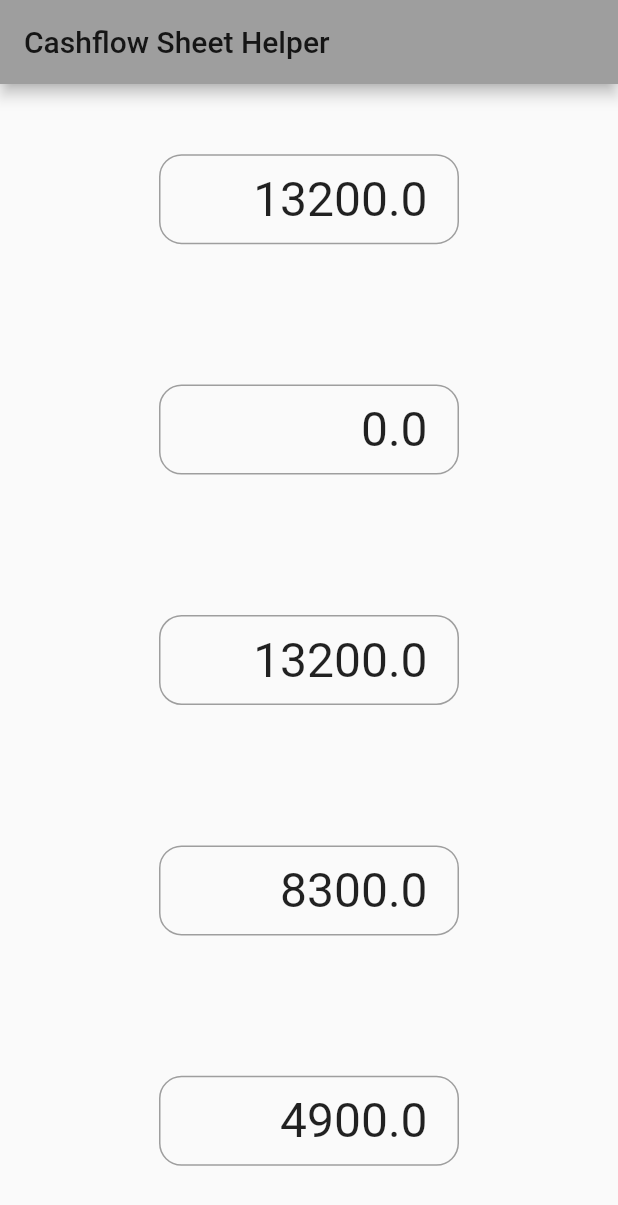
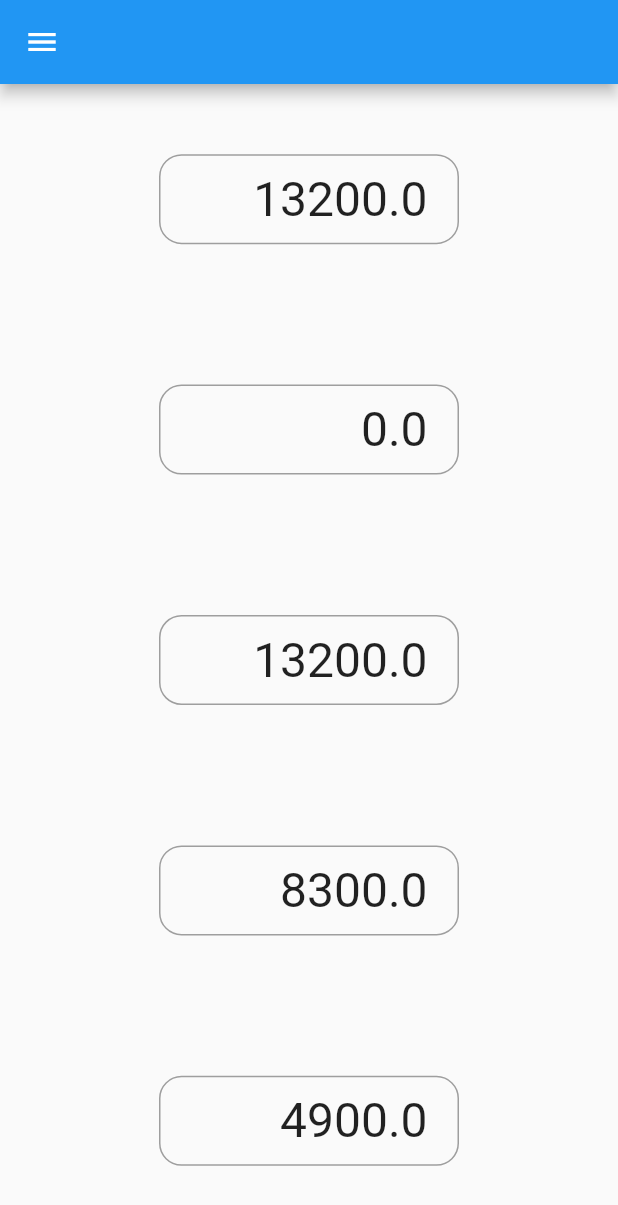
Before and after one commit to AntsInMyEy3sJohnson/cashflow-sheet-helper, a Flutter app: the screen it shows after launch, on a phone screen of 412 x 824 dp. Shown: the top 1205 px of the screen. Run offline on Flutter 3.47's test engine with Material 2 defaults, Android fonts, the phone set to English and light mode, and no system bars.

Commit message:
First version of income page

```diff
--- /dev/null
+++ b/lib/data/holding.dart
@@ -0,0 +1,17 @@
+import 'package:flutter/cupertino.dart';
+
+class Holding {
+  final String name;
+  final double downPayment;
+  final double buyingCost;
+  final double mortgage;
+  final double cashflow;
+
+  const Holding({
+    @required this.name,
+    @required this.downPayment,
+    @required this.buyingCost,
+    @required this.mortgage,
+    @required this.cashflow,
+  });
+}
--- /dev/null
+++ b/lib/data/player.dart
@@ -0,0 +1,78 @@
+import 'package:cashflow_sheet_helper/data/holding.dart';
+import 'package:flutter/cupertino.dart';
+
+class Player {
+  final String title;
+  final String dream;
+
+  final double activeIncome;
+  final double taxes;
+  final double mortgageOrRent;
+  final double studentLoan;
+  final double carLoan;
+  final double creditCardLoan;
+  final double otherExpenses;
+  final double assets;
+
+  double bankLoan;
+  int numChildren;
+  double expensesPerChild;
+  double passiveIncome;
+  double totalIncome;
+  double totalExpenses;
+  double cashflow;
+  List<Holding> holdings;
+
+  Player.withProperties({
+    @required this.title,
+    @required this.dream,
+    @required this.activeIncome,
+    @required this.taxes,
+    @required this.mortgageOrRent,
+    @required this.studentLoan,
+    @required this.carLoan,
+    @required this.creditCardLoan,
+    @required this.otherExpenses,
+    @required this.assets,
+  }) {
+    this.bankLoan = 0;
+    this.numChildren = 0;
+    this.expensesPerChild = 0;
+    this.passiveIncome = 0;
+    this.totalIncome = activeIncome + passiveIncome;
+    this.totalExpenses = taxes +
+        mortgageOrRent +
+        studentLoan +
+        carLoan +
+        creditCardLoan +
+        otherExpenses;
+    this.cashflow = totalIncome - totalExpenses;
+    // Create some dummy holdings to work with
+    this.holdings = _generateDummyHoldings();
+  }
+
+  List<Holding> _generateDummyHoldings() {
+
+    return <Holding>[
+      Holding(name: "EFH", downPayment: 16000, buyingCost: 275000, mortgage: 259000, cashflow: 1000),
+      Holding(name: "EFH", downPayment: 16000, buyingCost: 275000, mortgage: 259000, cashflow: 1000),
+      Holding(name: "EFH", downPayment: 16000, buyingCost: 275000, mortgage: 259000, cashflow: 1000),
+      Holding(name: "EFH", downPayment: 16000, buyingCost: 275000, mortgage: 259000, cashflow: 1000),
+      Holding(name: "EFH", downPayment: 16000, buyingCost: 275000, mortgage: 259000, cashflow: 1000),
+      Holding(name: "EFH", downPayment: 16000, buyingCost: 275000, mortgage: 259000, cashflow: 1000),
+      Holding(name: "EFH", downPayment: 16000, buyingCost: 275000, mortgage: 259000, cashflow: 1000),
+      Holding(name: "EFH", downPayment: 16000, buyingCost: 275000, mortgage: 259000, cashflow: 1000),
+      Holding(name: "EFH", downPayment: 16000, buyingCost: 275000, mortgage: 259000, cashflow: 1000),
+      Holding(name: "EFH", downPayment: 16000, buyingCost: 275000, mortgage: 259000, cashflow: 1000),
+      Holding(name: "EFH", downPayment: 16000, buyingCost: 275000, mortgage: 259000, cashflow: 1000),
+      Holding(name: "EFH", downPayment: 16000, buyingCost: 275000, mortgage: 259000, cashflow: 1000),
+      Holding(name: "EFH", downPayment: 16000, buyingCost: 275000, mortgage: 259000, cashflow: 1000),
+      Holding(name: "EFH", downPayment: 16000, buyingCost: 275000, mortgage: 259000, cashflow: 1000),
+      Holding(name: "EFH", downPayment: 16000, buyingCost: 275000, mortgage: 259000, cashflow: 1000),
+      Holding(name: "EFH", downPayment: 16000, buyingCost: 275000, mortgage: 259000, cashflow: 1000),
+      Holding(name: "EFH", downPayment: 16000, buyingCost: 275000, mortgage: 259000, cashflow: 1000),
+      Holding(name: "EFH", downPayment: 16000, buyingCost: 275000, mortgage: 259000, cashflow: 1000),
+    ];
+
+  }
+}
--- a/lib/data/profession.dart
+++ /dev/null
@@ -1,47 +0,0 @@
-import 'package:flutter/cupertino.dart';
-
-class Profession {
-  final String title;
-
-  final double activeIncome;
-  final double taxes;
-  final double mortgageOrRent;
-  final double studentLoan;
-  final double carLoan;
-  final double creditCardLoan;
-  final double otherExpenses;
-  final double assets;
-
-  double bankLoan;
-  int numChildren;
-  double expensesPerChild;
-  double passiveIncome;
-  double totalIncome;
-  double totalExpenses;
-  double cashflow;
-
-  Profession.withProperties({
-    @required this.title,
-    @required this.activeIncome,
-    @required this.taxes,
-    @required this.mortgageOrRent,
-    @required this.studentLoan,
-    @required this.carLoan,
-    @required this.creditCardLoan,
-    @required this.otherExpenses,
-    @required this.assets,
-  }) {
-    this.bankLoan = 0;
-    this.numChildren = 0;
-    this.expensesPerChild = 0;
-    this.passiveIncome = 0;
-    this.totalIncome = activeIncome + passiveIncome;
-    this.totalExpenses = taxes +
-        mortgageOrRent +
-        studentLoan +
-        carLoan +
-        creditCardLoan +
-        otherExpenses;
-    this.cashflow = totalIncome - totalExpenses;
-  }
-}
--- a/lib/main.dart
+++ b/lib/main.dart
@@ -1,5 +1,5 @@
 import 'package:cashflow_sheet_helper/routes.dart';
-import 'package:cashflow_sheet_helper/routes/cashflow_overview.dart';
+import 'package:cashflow_sheet_helper/routes/overview.dart';
 import 'package:flutter/material.dart';
 
 void main() {
@@ -10,12 +10,9 @@ class MyApp extends StatelessWidget {
   @override
   Widget build(BuildContext context) {
     return MaterialApp(
-      theme: ThemeData(
-        primarySwatch: Colors.grey,
-      ),
       onGenerateTitle: (_) => "CashFlow Sheet Helper",
       onGenerateRoute: RouteGenerator.generateRoute,
-      initialRoute: CashflowOverview.ROUTE_ID,
+      initialRoute: Overview.ROUTE_ID,
     );
   }
 }
--- a/lib/routes.dart
+++ b/lib/routes.dart
@@ -1,4 +1,6 @@
-import 'package:cashflow_sheet_helper/routes/cashflow_overview.dart';
+import 'package:cashflow_sheet_helper/routes/income.dart';
+import 'package:cashflow_sheet_helper/routes/overview.dart';
+import 'package:cashflow_sheet_helper/scaffold_wrapper.dart';
 import 'package:flutter/material.dart';
 
 class RouteGenerator {
@@ -6,22 +8,16 @@ class RouteGenerator {
 
   static Route<dynamic> generateRoute(RouteSettings routeSettings) {
     switch (routeSettings.name) {
-      case CashflowOverview.ROUTE_ID:
-        return MaterialPageRoute(builder: (_) => _withScaffold(const CashflowOverview()));
+      case Overview.ROUTE_ID:
+        return MaterialPageRoute(
+            builder: (_) => ScaffoldWrapper(const Overview()));
+      case Income.ROUTE_ID:
+        return MaterialPageRoute(
+          builder: (_) => ScaffoldWrapper(const Income())
+        );
       default:
         throw RouteException("No such route: ${routeSettings.name}");
     }
-  }
-
-  static Widget _withScaffold(Widget widget) {
-
-    return Scaffold(
-      appBar: AppBar(
-        title: const Text("Cashflow Sheet Helper"),
-      ),
-      body: widget,
-    );
-
   }
 
 }
--- a/lib/routes/cashflow_overview.dart
+++ b/lib/routes/overview.dart
@@ -1,12 +1,13 @@
-import 'package:cashflow_sheet_helper/data/profession.dart';
-import 'package:cashflow_sheet_helper/widgets/styled_text_field.dart';
+import 'package:cashflow_sheet_helper/data/player.dart';
+import 'package:cashflow_sheet_helper/widgets/bordered_text_field.dart';
 import 'package:flutter/material.dart';
 
-class CashflowOverview extends StatelessWidget {
+class Overview extends StatelessWidget {
   static const ROUTE_ID = "/";
 
-  static final Profession _profession = Profession.withProperties(
+  static final Player _player = Player.withProperties(
       title: "Docor",
+      dream: "Magnum Ferrari",
       activeIncome: 13200,
       taxes: 3200,
       mortgageOrRent: 1900,
@@ -16,7 +17,7 @@ class CashflowOverview extends StatelessWidget {
       otherExpenses: 2000,
       assets: 3500);
 
-  const CashflowOverview();
+  const Overview();
 
   @override
   Widget build(BuildContext context) {
@@ -26,11 +27,11 @@ class CashflowOverview extends StatelessWidget {
           crossAxisAlignment: CrossAxisAlignment.center,
           mainAxisAlignment: MainAxisAlignment.spaceAround,
           children: [
-            StyledTextField("${_profession.activeIncome}"),
-            StyledTextField("${_profession.passiveIncome}"),
-            StyledTextField("${_profession.totalIncome}"),
-            StyledTextField("${_profession.totalExpenses}"),
-            StyledTextField("${_profession.cashflow}"),
+            BorderedTextField("${_player.activeIncome}"),
+            BorderedTextField("${_player.passiveIncome}"),
+            BorderedTextField("${_player.totalIncome}"),
+            BorderedTextField("${_player.totalExpenses}"),
+            BorderedTextField("${_player.cashflow}"),
           ],
         ),
       ),
--- /dev/null
+++ b/lib/scaffold_wrapper.dart
@@ -0,0 +1,33 @@
+import 'package:cashflow_sheet_helper/routes/income.dart';
+import 'package:flutter/material.dart';
+
+class ScaffoldWrapper extends StatelessWidget {
+
+  final Widget body;
+
+  const ScaffoldWrapper(this.body);
+
+  @override
+  Widget build(BuildContext context) {
+    return Scaffold(
+      appBar: AppBar(),
+      drawer: Drawer(
+        child: ListView(
+          padding: EdgeInsets.zero,
+          children: [
+            DrawerHeader(
+              child: const Text("Cashflow Sheet Helper"),
+            ),
+            ListTile(
+              title: const Text("Income"),
+              onTap: () => Navigator.pushNamed(context, Income.ROUTE_ID),
+            )
+          ],
+        ),
+      ),
+      body: this.body,
+    );
+  }
+
+
+}
--- a/lib/widgets/styled_text_field.dart
+++ b/lib/widgets/bordered_text_field.dart
@@ -1,10 +1,11 @@
+import 'package:cashflow_sheet_helper/widgets/variable_size_text_field.dart';
 import 'package:flutter/material.dart';
 
-class StyledTextField extends StatelessWidget {
+class BorderedTextField extends StatelessWidget {
 
   final String text;
 
-  const StyledTextField(this.text);
+  const BorderedTextField(this.text);
 
   @override
   Widget build(BuildContext context) {
@@ -20,11 +21,7 @@ class StyledTextField extends StatelessWidget {
         ),
         borderRadius: BorderRadius.circular(15.0),
       ),
-      child: Text(
-        text,
-        textAlign: TextAlign.right,
-        style: TextStyle(fontSize: 32),
-      ),
+      child: VariableSizeTextField(text, 32, TextAlign.right),
     );
   }
 
--- /dev/null
+++ b/lib/widgets/variable_size_text_field.dart
@@ -0,0 +1,22 @@
+import 'package:flutter/material.dart';
+
+class VariableSizeTextField extends StatelessWidget {
+
+  final String text;
+  final double fontSize;
+  final TextAlign textAlign;
+
+  const VariableSizeTextField(this.text, this.fontSize, this.textAlign);
+
+  @override
+  Widget build(BuildContext context) {
+    return Text(
+      text,
+      textAlign: textAlign,
+      style: TextStyle(fontSize: fontSize),
+    );
+  }
+
+
+
+}
```
Also changed, not shown: lib/routes/income.dart (added, +70 -0 lines), lib/widgets/two_text_field_row.dart (added, +36 -0 lines).
